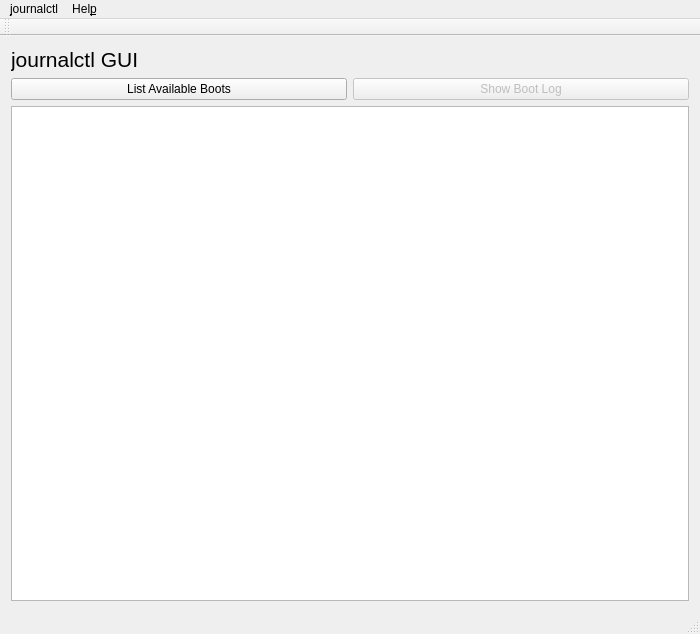
Old version of the form ui/mainwindow.ui in the repository pentix/qjournalctl.
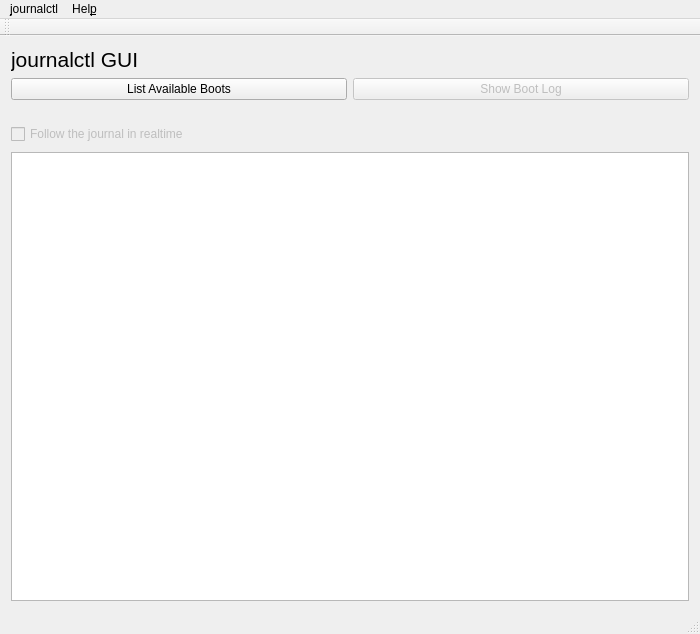
New version of the form.

Commit message: Possibility to disable the realtime following

What changed in the file:
```diff
--- a/ui/mainwindow.ui
+++ b/ui/mainwindow.ui
@@ -15,6 +15,23 @@
   </property>
   <widget class="QWidget" name="centralWidget">
    <layout class="QGridLayout" name="gridLayout">
+    <item row="1" column="0">
+     <widget class="QPushButton" name="listBootsButton">
+      <property name="text">
+       <string>List Available Boots</string>
+      </property>
+     </widget>
+    </item>
+    <item row="1" column="1">
+     <widget class="QPushButton" name="showBootLogButton">
+      <property name="enabled">
+       <bool>false</bool>
+      </property>
+      <property name="text">
+       <string>Show Boot Log</string>
+      </property>
+     </widget>
+    </item>
     <item row="0" column="0">
      <widget class="QLabel" name="label">
       <property name="font">
@@ -27,24 +44,7 @@
       </property>
      </widget>
     </item>
-    <item row="1" column="0">
-     <widget class="QPushButton" name="listBootsButton">
-      <property name="text">
-       <string>List Available Boots</string>
-      </property>
-     </widget>
-    </item>
-    <item row="1" column="1">
-     <widget class="QPushButton" name="showBootLogButton">
-      <property name="enabled">
-       <bool>false</bool>
-      </property>
-      <property name="text">
-       <string>Show Boot Log</string>
-      </property>
-     </widget>
-    </item>
-    <item row="2" column="0" colspan="2">
+    <item row="5" column="0" colspan="2">
      <widget class="QTableView" name="tableView">
       <property name="sizePolicy">
        <sizepolicy hsizetype="Expanding" vsizetype="Expanding">
@@ -72,6 +72,51 @@
       </attribute>
      </widget>
     </item>
+    <item row="3" column="0">
+     <widget class="QCheckBox" name="realtimeCheckBox">
+      <property name="enabled">
+       <bool>false</bool>
+      </property>
+      <property name="text">
+       <string>Follow the journal in realtime</string>
+      </property>
+      <property name="checked">
+       <bool>false</bool>
+      </property>
+     </widget>
+    </item>
+    <item row="2" column="0">
+     <spacer name="verticalSpacer">
+      <property name="orientation">
+       <enum>Qt::Vertical</enum>
+      </property>
+      <property name="sizeType">
+       <enum>QSizePolicy::Minimum</enum>
+      </property>
+      <property name="sizeHint" stdset="0">
+       <size>
+        <width>20</width>
+        <height>18</height>
+       </size>
+      </property>
+     </spacer>
+    </item>
+    <item row="4" column="0">
+     <spacer name="verticalSpacer_2">
+      <property name="orientation">
+       <enum>Qt::Vertical</enum>
+      </property>
+      <property name="sizeType">
+       <enum>QSizePolicy::Fixed</enum>
+      </property>
+      <property name="sizeHint" stdset="0">
+       <size>
+        <width>20</width>
+        <height>2</height>
+       </size>
+      </property>
+     </spacer>
+    </item>
    </layout>
   </widget>
   <widget class="QMenuBar" name="menuBar">
@@ -127,7 +172,7 @@
   </action>
   <action name="actionSizeOfTheJournalOnTheDisk">
    <property name="text">
-    <string>Size of the journal on the disk</string>
+    <string>Size &amp;of the journal on the disk</string>
    </property>
   </action>
  </widget>
```
The commit also changes 5 other files.
